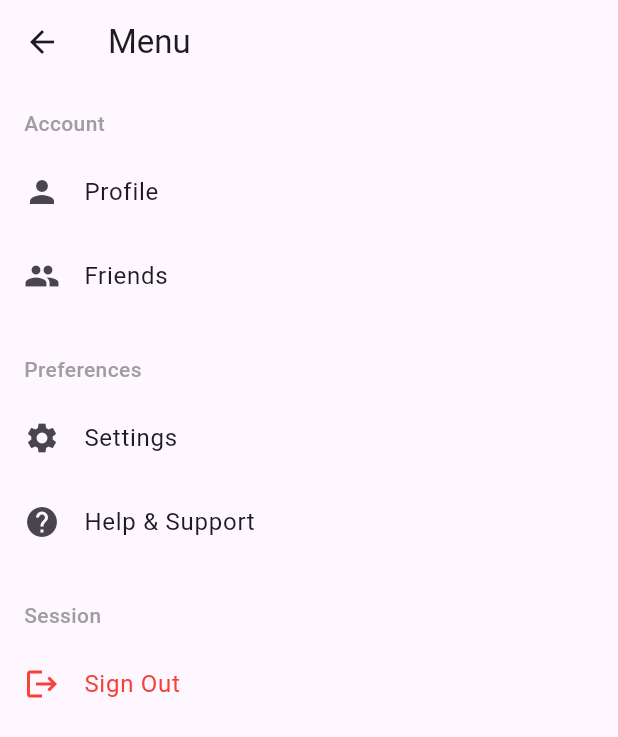
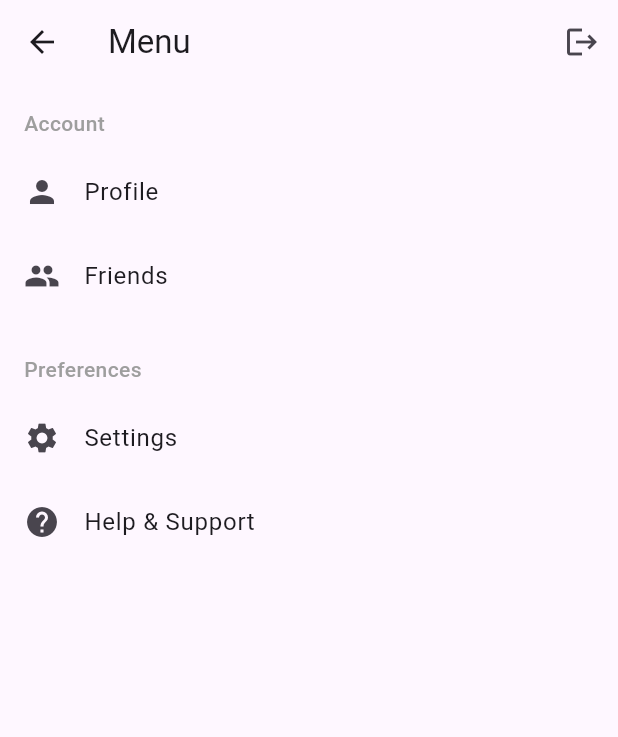
Before and after one commit to hercobezuidenhout/doinfine, a Flutter app: the MenuScreen screen opened directly, on a phone screen of 412 x 824 dp. Shown: the top 737 px of the screen. Run offline on Flutter 3.47's test engine with Material 3 defaults, Android fonts, the phone set to English and light mode, and no system bars; our stand-ins replace cloud_firestore, firebase_auth, firebase_core, flutter_dotenv; accounts and stored records are empty.

Commit message:
refactor: move sign out to app bar

```diff
--- a/lib/features/menu/presentation/screens/menu_screen.dart
+++ b/lib/features/menu/presentation/screens/menu_screen.dart
@@ -12,6 +12,34 @@ class MenuScreen extends StatelessWidget {
     return Scaffold(
       appBar: AppBar(
         title: const Text('Menu'),
+        actions: [
+          IconButton(
+            icon: const Icon(Icons.logout),
+            onPressed: () {
+              showDialog(
+                context: context,
+                builder: (context) => AlertDialog(
+                  title: const Text('Sign Out'),
+                  content: const Text('Are you sure you want to sign out?'),
+                  actions: [
+                    TextButton(
+                      onPressed: () => Navigator.of(context).pop(),
+                      child: const Text('Cancel'),
+                    ),
+                    TextButton(
+                      onPressed: () {
+                        context.read<AuthProvider>().signOut();
+                        Navigator.of(context).pop();
+                      },
+                      child: const Text('Sign Out',
+                          style: TextStyle(color: Colors.red)),
+                    ),
+                  ],
+                ),
+              );
+            },
+          ),
+        ],
       ),
       body: ListView(
         children: [
@@ -75,44 +103,6 @@ class MenuScreen extends StatelessWidget {
               // TODO: Navigate to help screen
             },
           ),
-          const Padding(
-            padding: EdgeInsets.fromLTRB(16, 24, 16, 8),
-            child: Text(
-              'Session',
-              style: TextStyle(
-                fontSize: 14,
-                fontWeight: FontWeight.w500,
-                color: Colors.grey,
-              ),
-            ),
-          ),
-          ListTile(
-            leading: const Icon(Icons.logout, color: Colors.red),
-            title: const Text('Sign Out', style: TextStyle(color: Colors.red)),
-            onTap: () {
-              showDialog(
-                context: context,
-                builder: (context) => AlertDialog(
-                  title: const Text('Sign Out'),
-                  content: const Text('Are you sure you want to sign out?'),
-                  actions: [
-                    TextButton(
-                      onPressed: () => Navigator.of(context).pop(),
-                      child: const Text('Cancel'),
-                    ),
-                    TextButton(
-                      onPressed: () {
-                        context.read<AuthProvider>().signOut();
-                        Navigator.of(context).pop();
-                      },
-                      child: const Text('Sign Out',
-                          style: TextStyle(color: Colors.red)),
-                    ),
-                  ],
-                ),
-              );
-            },
-          ),
         ],
       ),
     );
```
